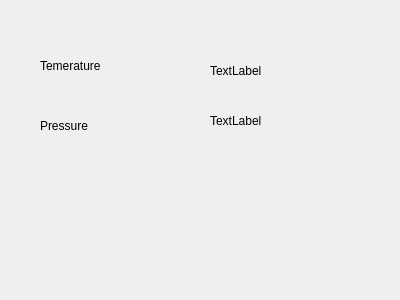
Qt form src/form.ui (bogdau/tst_weather) before a commit.
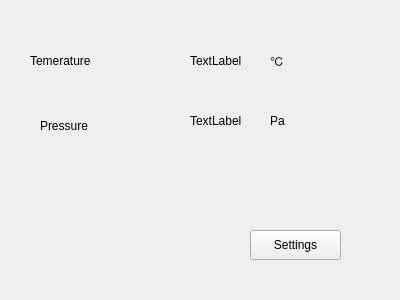
The same form after that commit.

Commit message: feat():adds the ability to configure units of measurement from the config.json file such as temperatures and pressures, and update the signals in the main.cpp file

The edit to the form file:
```diff
--- a/src/form.ui
+++ b/src/form.ui
@@ -16,10 +16,10 @@
   <widget class="QLabel" name="Temp_text">
    <property name="geometry">
     <rect>
-     <x>40</x>
-     <y>50</y>
-     <width>121</width>
-     <height>31</height>
+     <x>30</x>
+     <y>40</y>
+     <width>131</width>
+     <height>41</height>
     </rect>
    </property>
    <property name="text">
@@ -42,8 +42,8 @@
   <widget class="QLabel" name="Temp">
    <property name="geometry">
     <rect>
-     <x>210</x>
-     <y>60</y>
+     <x>190</x>
+     <y>50</y>
      <width>68</width>
      <height>22</height>
     </rect>
@@ -55,7 +55,7 @@
   <widget class="QLabel" name="Pressure">
    <property name="geometry">
     <rect>
-     <x>210</x>
+     <x>190</x>
      <y>110</y>
      <width>68</width>
      <height>22</height>
@@ -65,6 +65,45 @@
     <string>TextLabel</string>
    </property>
   </widget>
+  <widget class="QPushButton" name="pushButton">
+   <property name="geometry">
+    <rect>
+     <x>250</x>
+     <y>230</y>
+     <width>91</width>
+     <height>30</height>
+    </rect>
+   </property>
+   <property name="text">
+    <string>Settings</string>
+   </property>
+  </widget>
+  <widget class="QLabel" name="current_temp_unit">
+   <property name="geometry">
+    <rect>
+     <x>270</x>
+     <y>50</y>
+     <width>68</width>
+     <height>22</height>
+    </rect>
+   </property>
+   <property name="text">
+    <string>℃</string>
+   </property>
+  </widget>
+  <widget class="QLabel" name="current_pressure_unit">
+   <property name="geometry">
+    <rect>
+     <x>270</x>
+     <y>110</y>
+     <width>68</width>
+     <height>22</height>
+    </rect>
+   </property>
+   <property name="text">
+    <string>Pa</string>
+   </property>
+  </widget>
  </widget>
  <resources/>
  <connections/>
```
The commit also changes 8 other files.
